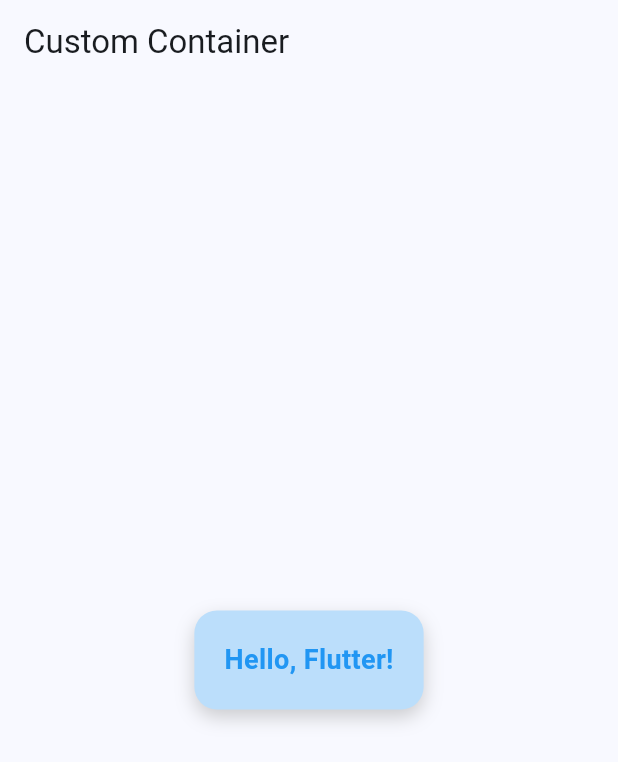
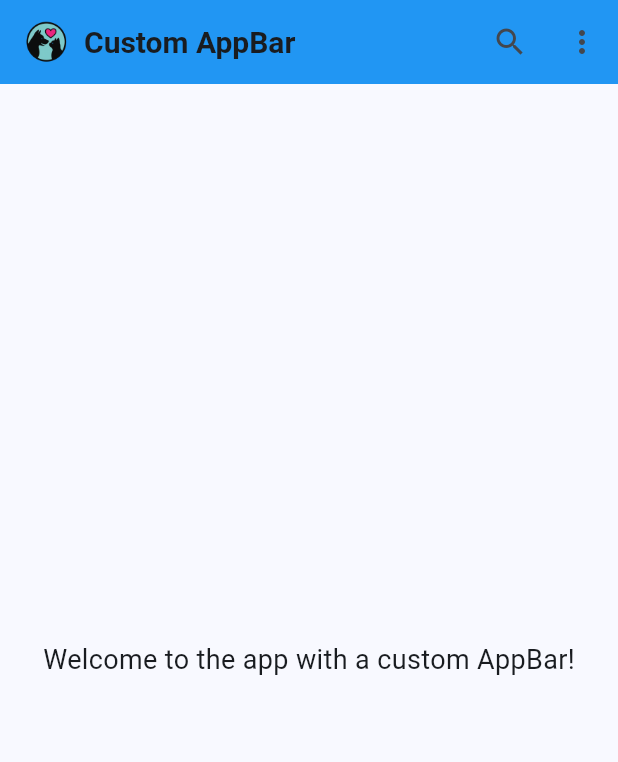
Before and after one commit to shaf1501/track_shaf, a Flutter app: the screen it shows after launch, on a phone screen of 412 x 824 dp. Shown: the top 762 px of the screen. Run offline on Flutter 3.47's test engine with Material 3 defaults, Android fonts, the light colour scheme and no system bars.

Commit message:
problem13

```diff
--- a/lib/main.dart
+++ b/lib/main.dart
@@ -1,54 +1,65 @@
 import 'package:flutter/material.dart';
 
 void main() {
-  runApp(const CustomContainerApp());
+  runApp(const CustomAppBarApp());
 }
 
-class CustomContainerApp extends StatelessWidget {
-  const CustomContainerApp({super.key});
+class CustomAppBarApp extends StatelessWidget {
+  const CustomAppBarApp({super.key});
 
   @override
   Widget build(BuildContext context) {
     return MaterialApp(
-      title: 'Custom Container',
+      title: 'Custom AppBar',
       theme: ThemeData(
         useMaterial3: true,
         colorScheme: ColorScheme.fromSeed(seedColor: Colors.blue),
       ),
-      home: const CustomContainerScreen(),
+      home: const CustomAppBarScreen(),
     );
   }
 }
 
-class CustomContainerScreen extends StatelessWidget {
-  const CustomContainerScreen({super.key});
+class CustomAppBarScreen extends StatelessWidget {
+  const CustomAppBarScreen({super.key});
 
   @override
   Widget build(BuildContext context) {
     return Scaffold(
-      appBar: AppBar(title: const Text('Custom Container')),
-      body: Center(
-        child: Container(
-          padding: const EdgeInsets.all(20),
-          decoration: BoxDecoration(
-            color: Colors.blue[100],
-            borderRadius: BorderRadius.circular(15),
-            boxShadow: [
-              BoxShadow(
-                color: Colors.grey.withOpacity(0.5),
-                blurRadius: 10,
-                offset: const Offset(0, 5),
-              ),
-            ],
+      appBar: AppBar(
+        backgroundColor: Colors.blue,
+        title: Row(
+          children: [
+            Image.asset(
+              'assets/image/logo1.png', // Replace with your logo asset path
+              height: 30,
+            ),
+            const SizedBox(width: 10),
+            const Text(
+              'Custom AppBar',
+              style: TextStyle(fontSize: 20, fontWeight: FontWeight.bold),
+            ),
+          ],
+        ),
+        actions: [
+          IconButton(
+            icon: const Icon(Icons.search),
+            onPressed: () {
+              // Handle search action
+            },
           ),
-          child: const Text(
-            'Hello, Flutter!',
-            style: TextStyle(
-              fontSize: 18,
-              fontWeight: FontWeight.bold,
-              color: Colors.blue,
-            ),
+          IconButton(
+            icon: const Icon(Icons.more_vert),
+            onPressed: () {
+              // Handle menu action
+            },
           ),
+        ],
+      ),
+      body: const Center(
+        child: Text(
+          'Welcome to the app with a custom AppBar!',
+          style: TextStyle(fontSize: 18),
         ),
       ),
     );
--- a/pubspec.yaml
+++ b/pubspec.yaml
@@ -60,6 +60,8 @@ flutter:
   # To add assets to your application, add an assets section, like this:
   assets:
      - assets/image/car_pic.jpeg
+     - assets/image/logo1.png
+
   #   - images/a_dot_ham.jpeg
 
   # An image asset can refer to one or more resolution-specific "variants", see
```
Also changed, not shown: assets/image/logo1.png (added).
